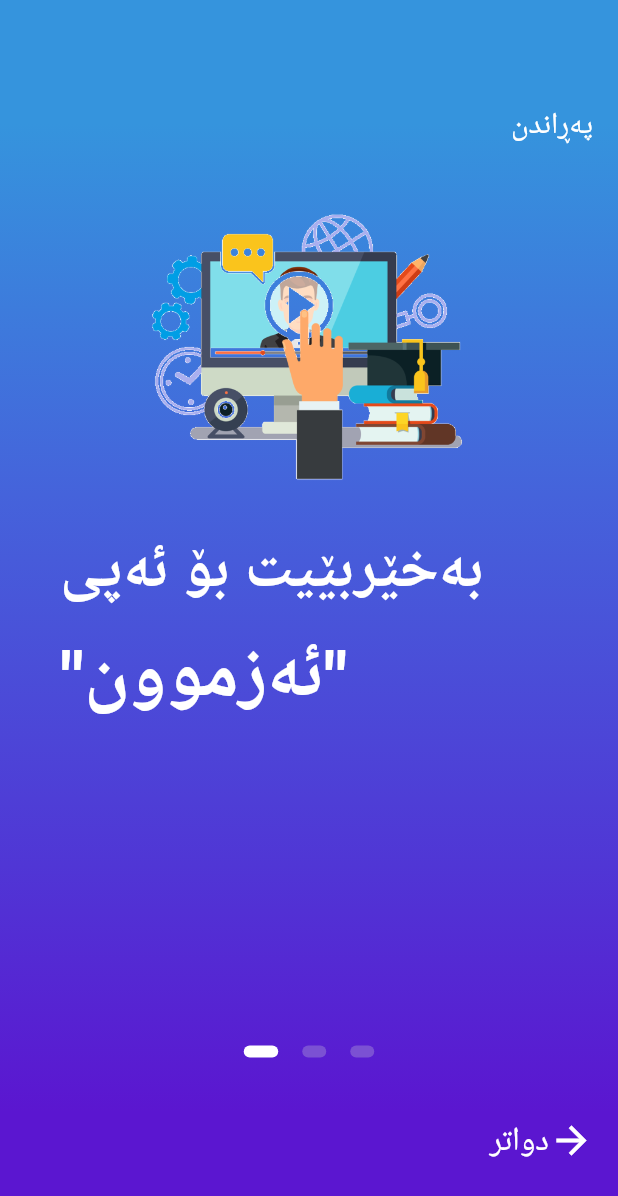
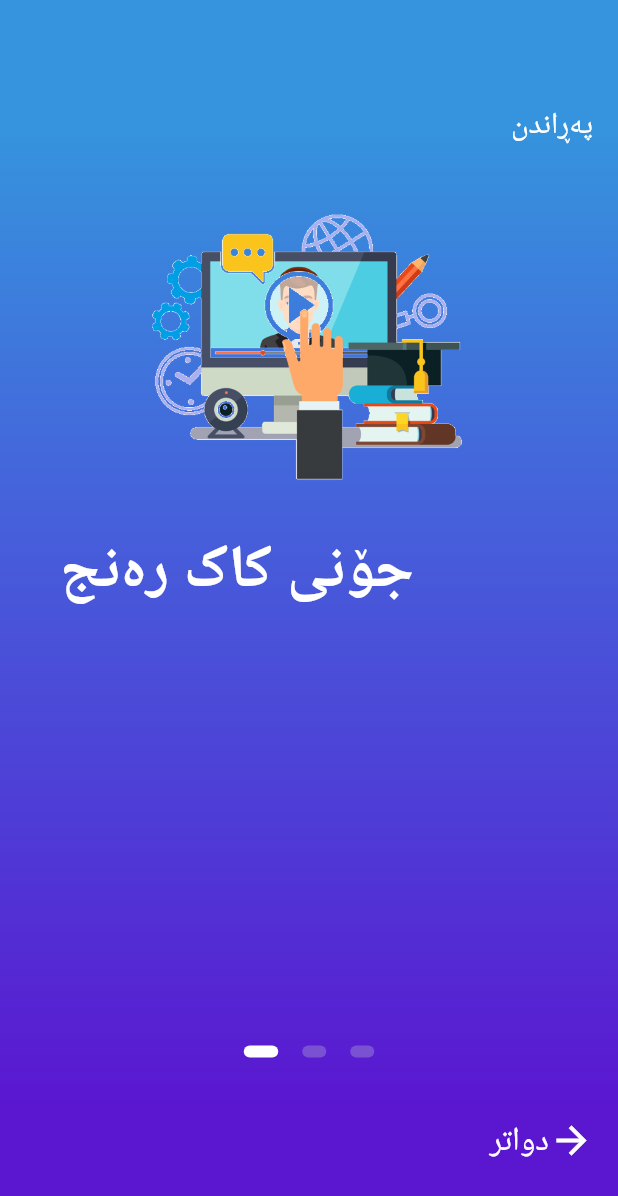
Before and after one commit to Zheer03/Learning, a Flutter app: the screen it shows after launch, on a phone screen of 412 x 824 dp. Shown: the top 1196 px of the screen. Run offline on Flutter 3.47's test engine with Material 2 defaults, Android fonts, the light colour scheme and no system bars; our stand-ins replace introduction_screen; missing offline and left inert: dart:ffi.

Commit message:
Modified by Zheer

```diff
--- a/lib/page/onboarding_page.dart
+++ b/lib/page/onboarding_page.dart
@@ -103,7 +103,7 @@ class _OnBoaringScreenState extends State<OnBoaringScreen> {
                               height: 30.0,
                             ),
                             Text(
-                              "بەخێربێیت بۆ ئەپی ",
+                              "جۆنی کاک رەنج",
                               style: TextStyle(
                                   fontSize: 40,
                                   fontWeight: FontWeight.w700,
@@ -112,13 +112,23 @@ class _OnBoaringScreenState extends State<OnBoaringScreen> {
                             SizedBox(
                               height: 10,
                             ),
-                            Text(
-                              '"ئەزموون"',
-                              style: TextStyle(
-                                  color: Colors.white,
-                                  fontSize: 50,
-                                  fontWeight: FontWeight.w700),
-                            ),
+                            // Text(
+                            //   "بەخێربێیت بۆ ئەپی ",
+                            //   style: TextStyle(
+                            //       fontSize: 40,
+                            //       fontWeight: FontWeight.w700,
+                            //       color: Colors.white),
+                            // ),
+                            // SizedBox(
+                            //   height: 10,
+                            // ),
+                            // Text(
+                            //   '"ئەزموون"',
+                            //   style: TextStyle(
+                            //       color: Colors.white,
+                            //       fontSize: 50,
+                            //       fontWeight: FontWeight.w700),
+                            // ),
                             SizedBox(height: 12.0),
                             // Text("Connect people\naround the world",style: TextStyle(fontSize: 20,fontWeight: FontWeight.w700,color: Colors.white60,),),
                           ],
```
Also changed, not shown: pubspec.lock.
